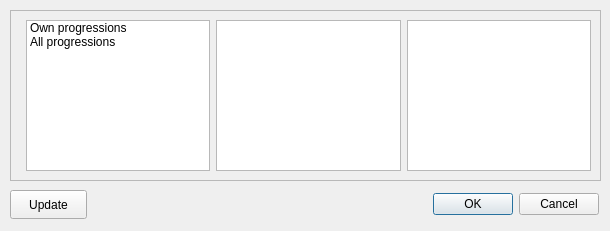
Before: the Qt Designer form improviser/qtGUI/progressionbrowser.ui in bspaans/improviser, drawn with Qt 5.
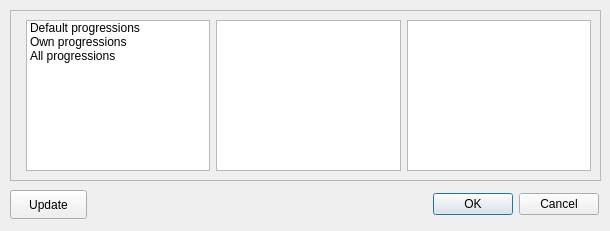
After: the same form once the commit is applied.

Commit message: Integrated the new progression browser.

Patch:
```diff
--- a/improviser/qtGUI/progressionbrowser.ui
+++ b/improviser/qtGUI/progressionbrowser.ui
@@ -44,7 +44,12 @@
       <number>6</number>
      </property>
      <item>
-      <widget class="QListWidget" name="listWidget" >
+      <widget class="QListWidget" name="authors" >
+       <item>
+        <property name="text" >
+         <string>Default progressions</string>
+        </property>
+       </item>
        <item>
         <property name="text" >
          <string>Own progressions</string>
```
Left out of the diff: 35 changed lines with no effect on the pictures. The commit also changes 10 other files.
